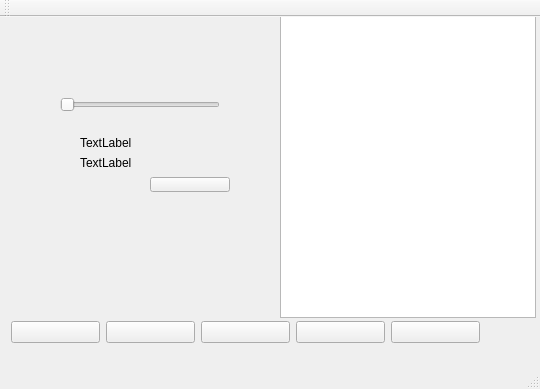
Before: the Qt Designer form demo111/mainwindow.ui in bubu224216/musicplayer, drawn with Qt 5.
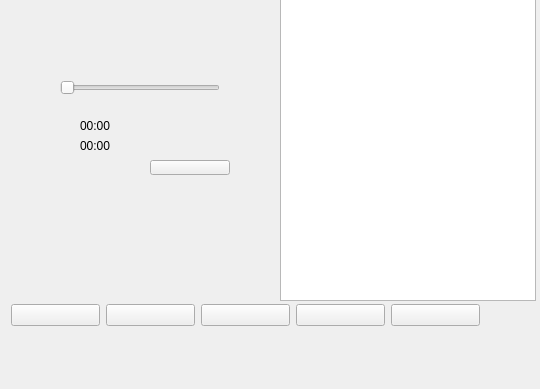
After: the same form once the commit is applied.

```diff
--- a/demo111/mainwindow.ui
+++ b/demo111/mainwindow.ui
@@ -94,7 +94,7 @@
      </rect>
     </property>
     <property name="text">
-     <string>TextLabel</string>
+     <string>00:00</string>
     </property>
    </widget>
    <widget class="QLabel" name="currentTimeLabel">
@@ -107,7 +107,7 @@
      </rect>
     </property>
     <property name="text">
-     <string>TextLabel</string>
+     <string>00:00</string>
     </property>
    </widget>
    <widget class="QPushButton" name="themeBtn">
@@ -124,25 +124,6 @@
     </property>
    </widget>
   </widget>
-  <widget class="QToolBar" name="mainToolBar">
-   <attribute name="toolBarArea">
-    <enum>TopToolBarArea</enum>
-   </attribute>
-   <attribute name="toolBarBreak">
-    <bool>false</bool>
-   </attribute>
-  </widget>
-  <widget class="QMenuBar" name="menuBar">
-   <property name="geometry">
-    <rect>
-     <x>0</x>
-     <y>0</y>
-     <width>540</width>
-     <height>17</height>
-    </rect>
-   </property>
-  </widget>
-  <widget class="QStatusBar" name="statusBar"/>
  </widget>
  <layoutdefault spacing="6" margin="11"/>
  <resources/>
```
